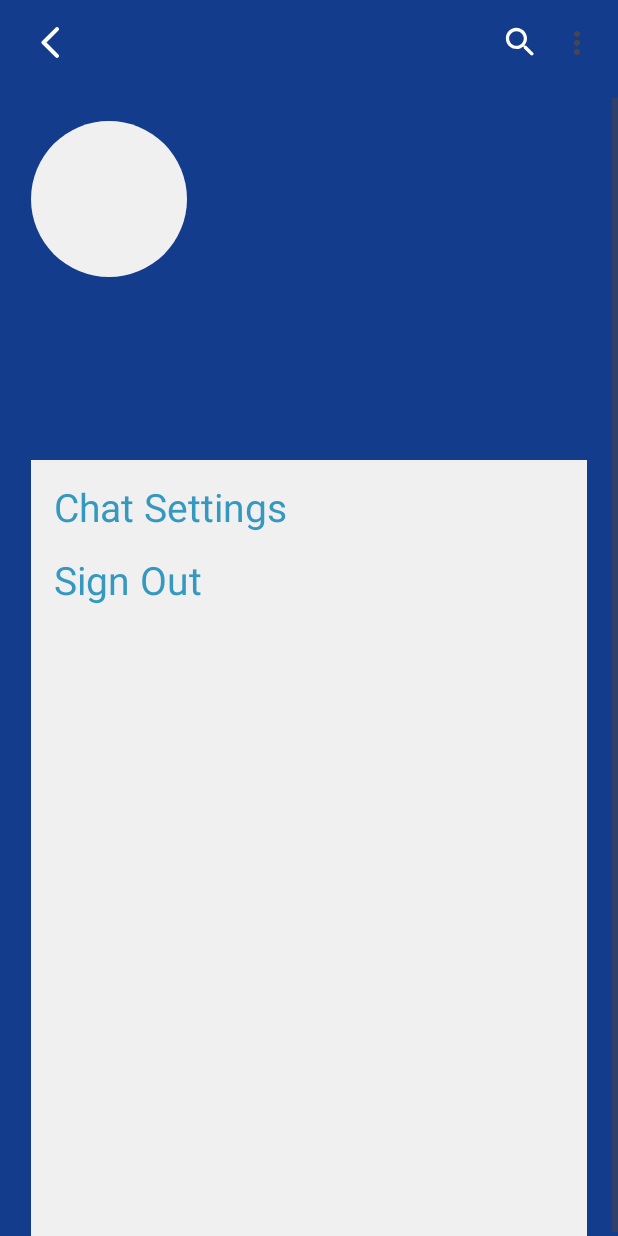
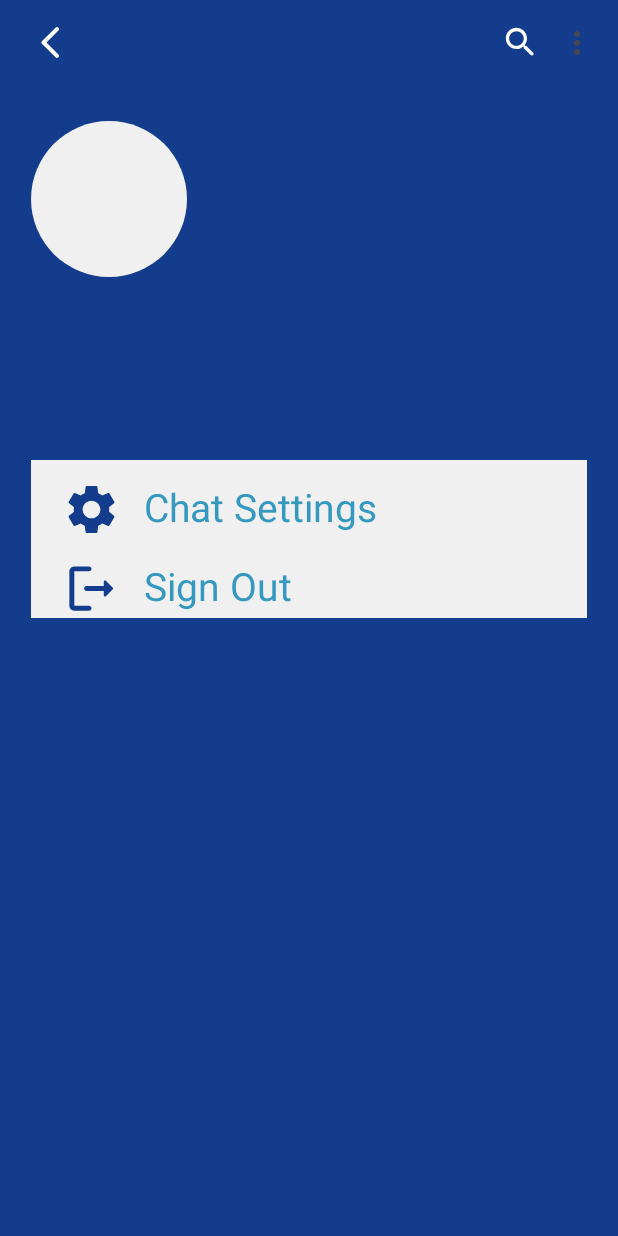
Before and after one commit to areg98/Chat, an Android app: the ProfileActivity screen opened directly, with no data from a screen before it, on a phone screen of 412 x 824 dp. Run offline under Robolectric (Android 15) with nearby library versions, the light colour scheme and no system bars; our stand-ins replace Firebase (no records; nobody signed in at launch, a user with empty details on screens opened directly), sdp/ssp sizes; libraries missing offline, so code that uses them is left out: com.makeramen.roundedimageview; plain views replace RoundedImageView; 8 statements that could not run were skipped.

Commit message:
added chat settinghs activity

```diff
--- a/app/src/main/AndroidManifest.xml
+++ b/app/src/main/AndroidManifest.xml
@@ -15,6 +15,9 @@
         android:supportsRtl="true"
         android:theme="@style/Theme.Chat"
         tools:targetApi="31">
+        <activity
+            android:name=".ChatSettingsActivity"
+            android:exported="false" />
         <activity
             android:name=".activities.ProfileActivity"
             android:exported="false" />
--- a/app/src/main/res/layout/activity_profile.xml
+++ b/app/src/main/res/layout/activity_profile.xml
@@ -3,20 +3,17 @@
     xmlns:app="http://schemas.android.com/apk/res-auto"
     xmlns:tools="http://schemas.android.com/tools"
     android:layout_width="match_parent"
-    android:layout_height="match_parent"
+    android:layout_height="wrap_content"
     android:background="@color/main_text">
 
     <!-- Header aligned to top -->
 
-    <ScrollView
-        android:layout_width="match_parent"
-        android:layout_height="match_parent"
-        android:layout_marginTop="@dimen/_50sdp">
-        <!-- Content below header and above footer -->
+
         <androidx.constraintlayout.widget.ConstraintLayout
             android:id="@+id/content"
             android:layout_width="fill_parent"
-            android:layout_height="wrap_content"
+            android:layout_height="fill_parent"
+            android:layout_marginTop="@dimen/_50sdp"
             android:background="@color/main_background"
             android:gravity="center">
 
@@ -61,13 +58,25 @@
 
             <LinearLayout
                 android:layout_width="match_parent"
-                android:layout_height="@dimen/_400sdp"
+                android:layout_height="wrap_content"
                 android:background="@color/sec_background"
                 android:layout_marginHorizontal="@dimen/_16sdp"
                 android:layout_marginTop="@dimen/_16sdp"
                 android:orientation="vertical"
                 app:layout_constraintTop_toBottomOf="@id/profileEmail">
 
+                <LinearLayout
+                    android:layout_width="wrap_content"
+                    android:layout_height="wrap_content"
+                    android:orientation="horizontal">
+
+                    <ImageView
+                        android:layout_width="@dimen/_30sdp"
+                        android:layout_height="@dimen/_30sdp"
+                        android:src="@drawable/ic_settings"
+                        android:layout_marginTop="@dimen/_10sdp"
+                        android:layout_marginLeft="@dimen/_16sdp"
+                        app:tint="@color/main_background" />
                 <TextView
                     android:id="@+id/chatSettings"
                     android:layout_width="wrap_content"
@@ -78,7 +87,20 @@
                     android:textAlignment="center"
                     android:textColor="@color/sec_text"
                     android:textSize="@dimen/_20ssp" />
+                </LinearLayout>
 
+                <LinearLayout
+                    android:layout_width="wrap_content"
+                    android:layout_height="wrap_content"
+                    android:orientation="horizontal">
+
+                    <ImageView
+                        android:layout_width="@dimen/_30sdp"
+                        android:layout_height="@dimen/_30sdp"
+                        android:layout_marginLeft="@dimen/_16sdp"
+                        android:layout_marginTop="@dimen/_10sdp"
+                        android:src="@drawable/ic_logout"
+                        app:tint="@color/main_background" />
                 <TextView
                     android:layout_width="wrap_content"
                     android:layout_height="wrap_content"
@@ -88,11 +110,11 @@
                     android:textAlignment="center"
                     android:textColor="@color/sec_text"
                     android:textSize="@dimen/_20ssp" />
+                </LinearLayout>
             </LinearLayout>
 
         </androidx.constraintlayout.widget.ConstraintLayout>
 
-    </ScrollView>
 
 
     <androidx.constraintlayout.widget.ConstraintLayout
--- a/app/src/main/res/layout/item_conteiner_recent_conversion.xml
+++ b/app/src/main/res/layout/item_conteiner_recent_conversion.xml
@@ -3,8 +3,7 @@
     android:layout_width="match_parent"
     android:layout_height="wrap_content"
     xmlns:app="http://schemas.android.com/apk/res-auto"
-    android:padding="@dimen/_8sdp"
-    android:background="@color/conversion_background">
+    android:padding="@dimen/_8sdp">
 
     <com.makeramen.roundedimageview.RoundedImageView
         android:id="@+id/imageProfile"
@@ -32,7 +31,7 @@
         android:layout_marginEnd="@dimen/_8sdp"
         android:ellipsize="end"
         android:maxLines="1"
-        android:textColor="@color/main_text"
+        android:textColor="@color/sec_text"
         android:textSize="@dimen/_13ssp"
         app:layout_constraintBottom_toTopOf="@+id/viewSupporter"
         app:layout_constraintEnd_toEndOf="parent"
```
Also changed, not shown: app/src/main/java/com/example/chat/ChatSettingsActivity.java (added, +14 -0 lines), app/src/main/java/com/example/chat/activities/ProfileActivity.java (+11 -0 lines), app/src/main/res/layout/activity_chat_settings.xml (added, +192 -0 lines).
